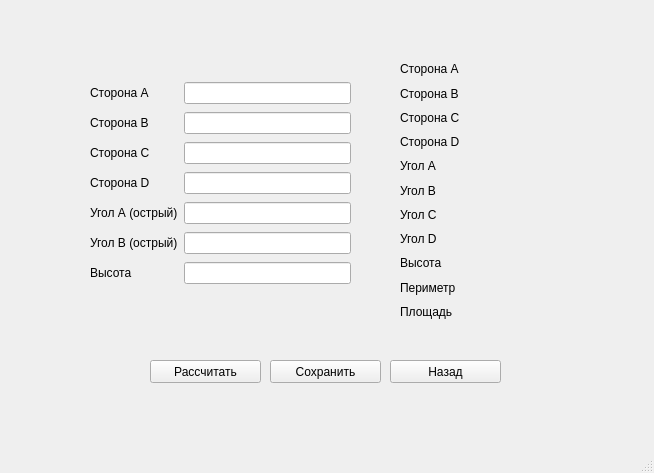
Before: the Qt Designer form FigureCreation/trapezoidcreation.ui in momooshi/GeometryAssistance, drawn with Qt 5.
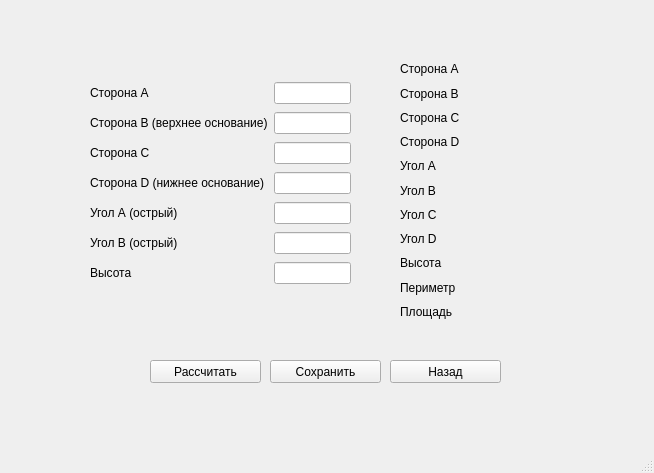
After: the same form once the commit is applied.

Commit message: Исправелн интерфейс трапеции

What changed in the file:
```diff
--- a/FigureCreation/trapezoidcreation.ui
+++ b/FigureCreation/trapezoidcreation.ui
@@ -76,7 +76,7 @@
      <item row="1" column="0">
       <widget class="QLabel" name="label_2">
        <property name="text">
-        <string>Сторона В</string>
+        <string>Сторона В (верхнее основание)</string>
        </property>
       </widget>
      </item>
@@ -96,7 +96,7 @@
      <item row="3" column="0">
       <widget class="QLabel" name="label_4">
        <property name="text">
-        <string>Сторона D</string>
+        <string>Сторона D (нижнее основание)</string>
        </property>
       </widget>
      </item>
```
Left out of the diff: 2 changed lines with no effect on the pictures. The commit also changes 1 other file.
